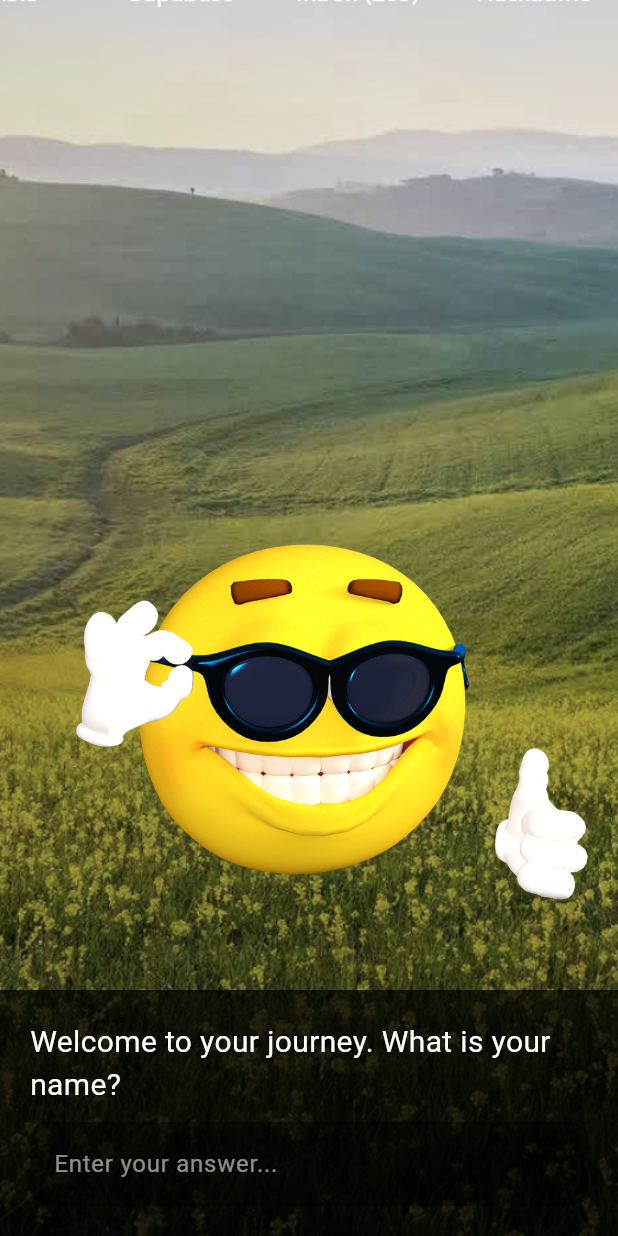
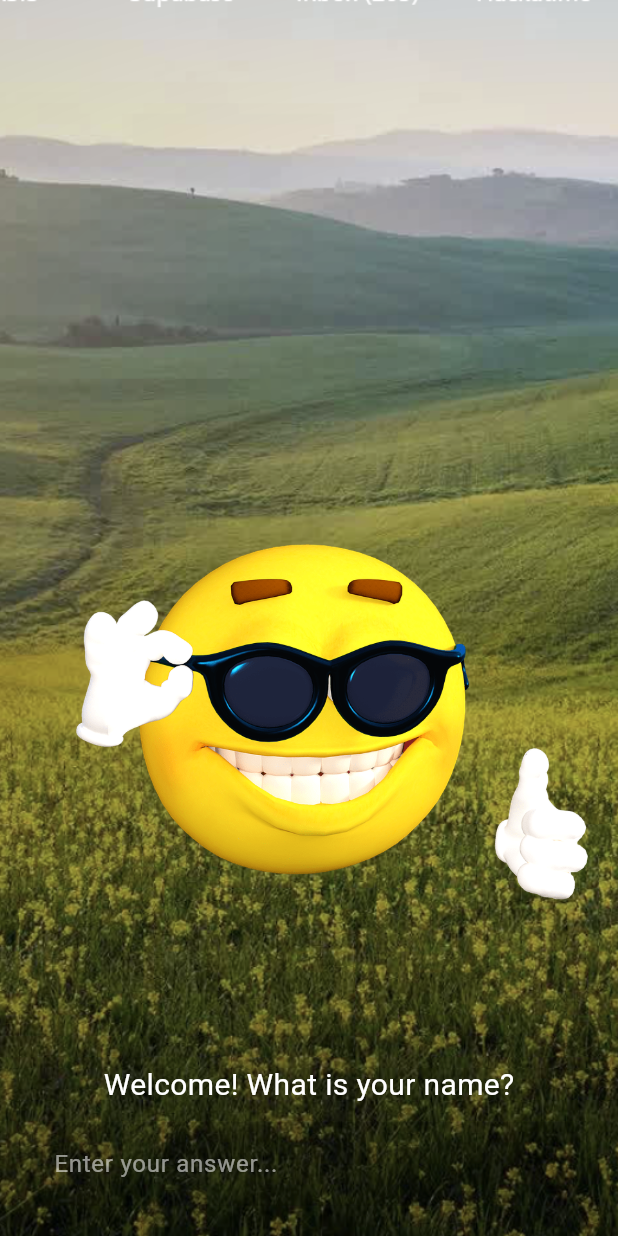
Before and after one commit to austindelic/social_outcast, a Flutter app: the StoryScreen screen opened directly, on a phone screen of 412 x 824 dp. Run offline on Flutter 3.47's test engine with Material 3 defaults, Android fonts, the phone set to English and light mode, and no system bars; our stand-ins replace dio.

Commit message:
Add ProgressMap component and integrate into MapScreen; refactor StoryScreen for visual novel functionality

```diff
--- a/lib/screens/story_screen.dart
+++ b/lib/screens/story_screen.dart
@@ -1,24 +1,70 @@
 import 'package:flutter/material.dart';
 import 'package:visual_novel/visual_novel.dart';
+import 'package:visual_novel/visual_novel_step.dart';
 
-class StoryScreen extends StatelessWidget {
+class StoryScreen extends StatefulWidget {
   const StoryScreen({super.key});
+  @override
+  State<StoryScreen> createState() => _StoryScreenState();
+}
+
+class _StoryScreenState extends State<StoryScreen> {
+  int currentStep = 0;
+  String? userName;
+
+  late final List<VisualNovelStep> steps = [
+    VisualNovelStep(
+      text: "Welcome! What is your name?",
+      backgroundAsset: "assets/images/backgrounds/example.png",
+      characterAsset: "assets/images/sprites/example.png",
+      expectsInput: true,
+    ),
+    VisualNovelStep(
+      text: "Nice to meet you!",
+      backgroundAsset: "assets/images/backgrounds/example.png",
+      characterAsset: "assets/images/sprites/example.png",
+      choices: ["Begin journey", "Exit"],
+    ),
+    // ... more steps or dynamic step generation
+  ];
+
+  void handleInput(String value) {
+    setState(() {
+      userName = value;
+      currentStep++;
+    });
+  }
+
+  void handleChoice(String choice) {
+    setState(() {
+      if (choice == "Exit") {
+        // handle exit
+      } else {
+        currentStep++;
+      }
+    });
+  }
 
   @override
   Widget build(BuildContext context) {
+    // Prevent going out of bounds!
+    if (currentStep >= steps.length) {
+      return Scaffold(
+        body: Center(
+          child: Text(
+            'The End!',
+            style: TextStyle(fontSize: 32, color: Colors.white),
+          ),
+        ),
+        backgroundColor: Colors.black,
+      );
+    }
+
     return Scaffold(
       body: VisualNovelReader(
-        novel: VisualNovel(
-          title: 'The Social Outcast',
-          backgroundAsset: 'assets/images/backgrounds/example.png',
-          characterAsset: 'assets/images/sprites/example.png',
-          introText: 'Welcome to your journey. What is your name?',
-        ),
-        onInput: (name) {
-          // You can do whatever you like here! For now, just print.
-          print('User entered: $name');
-          // You could also navigate, update state, etc.
-        },
+        step: steps[currentStep],
+        onInput: handleInput,
+        onChoice: handleChoice,
       ),
     );
   }
--- a/visual_novel/lib/visual_novel_reader.dart
+++ b/visual_novel/lib/visual_novel_reader.dart
@@ -1,82 +1,71 @@
 import 'package:flutter/material.dart';
-import './visual_novel.dart';
+import 'visual_novel_step.dart';
 
-class VisualNovelReader extends StatefulWidget {
-  final VisualNovel novel;
-  final void Function(String)? onInput;
+// Now you just need the step & the handler for what happens next.
+class VisualNovelReader extends StatelessWidget {
+  final VisualNovelStep step;
+  final void Function(String input)? onInput;
+  final void Function(String choice)? onChoice;
 
-  const VisualNovelReader({super.key, required this.novel, this.onInput});
-
-  @override
-  State<VisualNovelReader> createState() => _VisualNovelReaderState();
-}
-
-class _VisualNovelReaderState extends State<VisualNovelReader> {
-  final TextEditingController _controller = TextEditingController();
-  late String _novelText;
-
-  @override
-  void initState() {
-    super.initState();
-    _novelText = widget.novel.introText;
-  }
-
-  void _onSubmit(String value) {
-    setState(() {
-      _novelText =
-          "Hello, $value! Your journey in '${widget.novel.title}' begins...";
-      _controller.clear();
+  const VisualNovelReader({
+    super.key,
+    required this.step,
+    this.onInput,
+    this.onChoice,
   });
-    if (widget.onInput != null) widget.onInput!(value);
-  }
 
   @override
   Widget build(BuildContext context) {
     return Stack(
       children: [
         // Background
-
+        if (step.backgroundAsset != null)
           Positioned.fill(
-          child: Image.asset(widget.novel.backgroundAsset, fit: BoxFit.cover),
+            child: Image.asset(step.backgroundAsset!, fit: BoxFit.cover),
           ),
-        // Sprite
+        // Character
+        if (step.characterAsset != null)
           Align(
             alignment: Alignment.bottomCenter,
             child: Padding(
               padding: const EdgeInsets.only(bottom: 180),
-            child: Image.asset(widget.novel.characterAsset, height: 300),
+              child: Image.asset(step.characterAsset!, height: 300),
             ),
           ),
-        // Textbox and input
+        // Text & input/choices
         Align(
           alignment: Alignment.bottomCenter,
           child: Container(
             width: double.infinity,
             padding: const EdgeInsets.all(20),
-            color: Colors.black.withValues(alpha: 0.7),
+            color: Colors.black.withValues(
+              alpha: 0.1,
+            ), // Optional: faint overlay,
             child: Column(
               mainAxisSize: MainAxisSize.min,
               children: [
                 Text(
-                  _novelText,
+                  step.text,
                   style: const TextStyle(color: Colors.white, fontSize: 20),
                 ),
+                if (step.customWidget != null) ...[
                   const SizedBox(height: 10),
-                TextField(
-                  controller: _controller,
-                  style: const TextStyle(color: Colors.white),
-                  decoration: InputDecoration(
-                    hintText: "Enter your answer...",
-                    hintStyle: const TextStyle(color: Colors.white54),
-                    filled: true,
-                    fillColor: Colors.black.withValues(alpha: 0.4),
-                    border: OutlineInputBorder(
-                      borderRadius: BorderRadius.circular(12),
-                      borderSide: BorderSide.none,
+                  step.customWidget!,
+                ] else if (step.expectsInput) ...[
+                  const SizedBox(height: 10),
+                  _InputField(onInput: onInput),
+                ] else if (step.choices != null &&
+                    step.choices!.isNotEmpty) ...[
+                  const SizedBox(height: 10),
+                  for (final choice in step.choices!)
+                    Padding(
+                      padding: const EdgeInsets.symmetric(vertical: 2.0),
+                      child: ElevatedButton(
+                        onPressed: () => onChoice?.call(choice),
+                        child: Text(choice),
                       ),
-                  ),
-                  onSubmitted: _onSubmit,
-                ),
+                    )
+                ],
               ],
             ),
           ),
@@ -85,3 +74,39 @@ class _VisualNovelReaderState extends State<VisualNovelReader> {
     );
   }
 }
+
+class _InputField extends StatefulWidget {
+  final void Function(String)? onInput;
+  const _InputField({this.onInput});
+
+  @override
+  State<_InputField> createState() => _InputFieldState();
+}
+
+class _InputFieldState extends State<_InputField> {
+  final TextEditingController _controller = TextEditingController();
+
+  @override
+  Widget build(BuildContext context) {
+    return TextField(
+      controller: _controller,
+      style: const TextStyle(color: Colors.white),
+      decoration: InputDecoration(
+        hintText: "Enter your answer...",
+        hintStyle: const TextStyle(color: Colors.white54),
+        filled: true,
+        fillColor: Colors.black.withValues(
+          alpha: 0.1,
+        ), // Optional: faint overlay,
+        border: OutlineInputBorder(
+          borderRadius: BorderRadius.circular(12),
+          borderSide: BorderSide.none,
+        ),
+      ),
+      onSubmitted: (value) {
+        widget.onInput?.call(value);
+        _controller.clear();
+      },
+    );
+  }
+}
--- /dev/null
+++ b/visual_novel/lib/visual_novel_step.dart
@@ -0,0 +1,19 @@
+import 'package:flutter/material.dart';
+
+class VisualNovelStep {
+  final String text;
+  final String? backgroundAsset;
+  final String? characterAsset;
+  final bool expectsInput;
+  final List<String>? choices;
+  final Widget? customWidget;
+
+  const VisualNovelStep({
+    required this.text,
+    this.backgroundAsset,
+    this.characterAsset,
+    this.expectsInput = false,
+    this.choices,
+    this.customWidget,
+  });
+}
```
Also changed, not shown: lib/components/stepping_stone_map.dart (added, +102 -0 lines), lib/main.dart (+15 -0 lines), lib/screens/map.dart (added, +32 -0 lines). Lines whose indentation alone changed are shown as unchanged.
